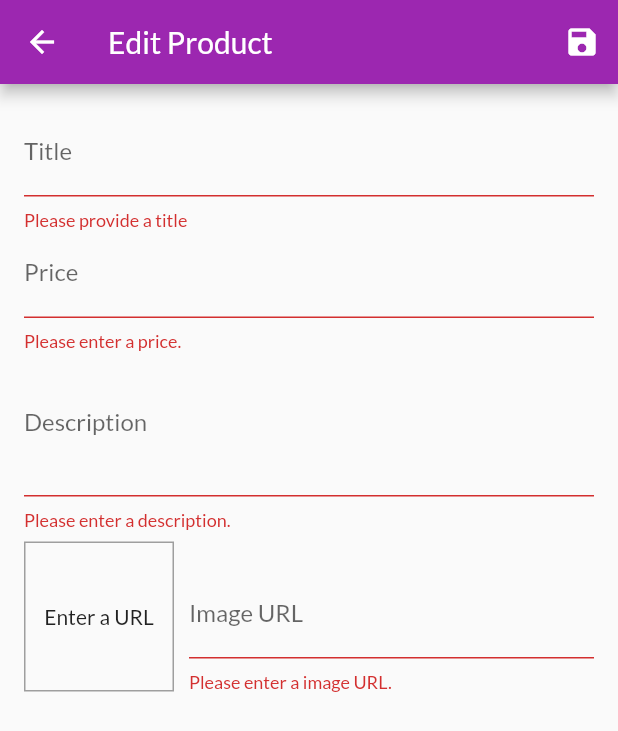
After one commit to hanzosama/shoppinAppFlutter, a Flutter app: the EditProductPage screen opened by its route, after a tap on the "save" icon, on a phone screen of 412 x 824 dp. The commit adds this screen. Shown: the top 731 px of the screen. Run offline on Flutter 3.47's test engine with Material 2 defaults, Android fonts, the phone set to English and light mode, and no system bars; network calls fail.

Commit message:
The manage of products was added.

```diff
--- a/lib/main.dart
+++ b/lib/main.dart
@@ -1,6 +1,8 @@
 import 'package:flutter/material.dart';
+import 'package:flutter_complete_guide/pages/user_products_page.dart';
 import 'package:provider/provider.dart';
 
+import 'pages/edit_product_page.dart';
 import 'pages/orders_page.dart';
 import 'pages/cart_page.dart';
 import 'providers/cart_provider.dart';
@@ -36,7 +38,9 @@ class MyApp extends StatelessWidget {
         routes: {
           ProducDetailPage.routeName: (context) => ProducDetailPage(),
           CartPage.routeName: (context) => CartPage(),
-          OrdersPage.routeName: (context) => OrdersPage()
+          OrdersPage.routeName: (context) => OrdersPage(),
+          UserProductsPage.routeName: (context) => UserProductsPage(),
+          EditProductPage.routeName: (context) => EditProductPage(),
         },
       ),
     );
--- /dev/null
+++ b/lib/pages/edit_product_page.dart
@@ -0,0 +1,287 @@
+import 'package:flutter/material.dart';
+import 'package:provider/provider.dart';
+
+import '../models/product.dart';
+import '../providers/products_provider.dart';
+
+class EditProductPage extends StatefulWidget {
+  static const routeName = '/edit-product';
+  @override
+  State<EditProductPage> createState() => _EditProductPageState();
+}
+
+class _EditProductPageState extends State<EditProductPage> {
+  final _priceFocusNode = FocusNode();
+  final _descriptionFocusNode = FocusNode();
+  final _imageUrlFocusNode = FocusNode();
+  final _imageUrlEditController = TextEditingController();
+  final _form = GlobalKey<FormState>();
+  var _isInit = true;
+  var _editedProduct = Product(
+    id: null,
+    title: '',
+    price: 0,
+    description: '',
+    imageUrl: '',
+  );
+  var _initValues = {
+    'title': '',
+    'description': '',
+    'price': '',
+    'imageUrl': '',
+  };
+
+  @override
+  void initState() {
+    _imageUrlFocusNode.addListener(_updateImagePreview);
+
+    super.initState();
+  }
+
+  @override
+  void didChangeDependencies() {
+    if (_isInit) {
+      final productId = ModalRoute.of(context).settings.arguments as String;
+      if (productId != null) {
+        _editedProduct =
+            Provider.of<Products>(context, listen: false).findById(productId);
+        _initValues = {
+          'title': _editedProduct.title,
+          'description': _editedProduct.description,
+          'price': '${_editedProduct.price}',
+          'imageUrl': '',
+        };
+        _imageUrlEditController.text = _editedProduct.imageUrl;
+      }
+    }
+    _isInit = false;
+    super.didChangeDependencies();
+  }
+
+  void _updateImagePreview() {
+    if (!_imageUrlFocusNode.hasFocus) {
+      //This could be replaced with a regular expression, but it is just for learning propouses.
+      if ((!_imageUrlEditController.text.startsWith('http') &&
+              !_imageUrlEditController.text.startsWith('https')) ||
+          (!_imageUrlEditController.text.endsWith('.png') &&
+              !_imageUrlEditController.text.endsWith('.jpg') &&
+              !_imageUrlEditController.text.endsWith('.jpeg') &&
+              !_imageUrlEditController.text.endsWith('.gif'))) {
+        return;
+      }
+      setState(() {});
+    }
+  }
+
+  void _saveForm() {
+    final isValid = _form.currentState.validate();
+    if (isValid) {
+      _form.currentState.save();
+      if (_editedProduct.id != null) {
+        Provider.of<Products>(context, listen: false)
+            .updateProduct(_editedProduct.id, _editedProduct);
+      } else {
+        Provider.of<Products>(context, listen: false)
+            .addProduct(_editedProduct);
+      }
+      Navigator.of(context).pop();
+    }
+  }
+
+  @override
+  void dispose() {
+    _imageUrlFocusNode.removeListener(_updateImagePreview);
+    _priceFocusNode.dispose();
+    _descriptionFocusNode.dispose();
+    _imageUrlEditController.dispose();
+    super.dispose();
+  }
+
+  @override
+  Widget build(BuildContext context) {
+    return Scaffold(
+      appBar: AppBar(
+        title: Text('Edit Product'),
+        actions: [
+          IconButton(
+              onPressed: _saveForm,
+              icon: Icon(
+                Icons.save,
+              ))
+        ],
+      ),
+      body: Padding(
+        padding: const EdgeInsets.all(16.0),
+        child: Form(
+          key: _form,
+          child: ListView(
+            children: [
+              TextFormField(
+                initialValue: _initValues['title'],
+                decoration: InputDecoration(
+                  labelText: 'Title',
+                ),
+                textInputAction: TextInputAction.next,
+                onFieldSubmitted: (_) {
+                  FocusScope.of(context).requestFocus(_priceFocusNode);
+                },
+                onSaved: (value) {
+                  _editedProduct = Product(
+                    title: value,
+                    description: _editedProduct.description,
+                    price: _editedProduct.price,
+                    imageUrl: _editedProduct.imageUrl,
+                    id: _editedProduct.id,
+                    isFavorite: _editedProduct.isFavorite,
+                  );
+                },
+                validator: (value) {
+                  if (value.isEmpty) {
+                    return 'Please provide a title';
+                  }
+                  return null;
+                },
+              ),
+              TextFormField(
+                initialValue: _initValues['price'],
+                decoration: InputDecoration(
+                  labelText: 'Price',
+                ),
+                textInputAction: TextInputAction.next,
+                keyboardType: TextInputType.number,
+                focusNode: _priceFocusNode,
+                onFieldSubmitted: (_) {
+                  FocusScope.of(context).requestFocus(_descriptionFocusNode);
+                },
+                onSaved: (value) {
+                  _editedProduct = Product(
+                    title: _editedProduct.title,
+                    description: _editedProduct.description,
+                    price: double.parse(value),
+                    imageUrl: _editedProduct.imageUrl,
+                    id: _editedProduct.id,
+                    isFavorite: _editedProduct.isFavorite,
+                  );
+                },
+                validator: (value) {
+                  if (value.isEmpty) {
+                    return 'Please enter a price.';
+                  }
+                  if (double.tryParse(value) == null) {
+                    return 'Please enter a valid number';
+                  }
+                  if (double.tryParse(value) <= 0) {
+                    return 'Please enter number greater than cero';
+                  }
+                  return null;
+                },
+              ),
+              TextFormField(
+                initialValue: _initValues['description'],
+                decoration: InputDecoration(
+                  labelText: 'Description',
+                ),
+                maxLines: 3,
+                keyboardType: TextInputType.multiline,
+                focusNode: _descriptionFocusNode,
+                onSaved: (value) {
+                  _editedProduct = Product(
+                    title: _editedProduct.title,
+                    description: value,
+                    price: _editedProduct.price,
+                    imageUrl: _editedProduct.imageUrl,
+                    id: _editedProduct.id,
+                    isFavorite: _editedProduct.isFavorite,
+                  );
+                },
+                validator: (value) {
+                  if (value.isEmpty) {
+                    return 'Please enter a description.';
+                  }
+                  if (value.length <= 10) {
+                    return 'Please enter more details';
+                  }
+
+                  return null;
+                },
+              ),
+              Row(
+                crossAxisAlignment: CrossAxisAlignment.end,
+                children: [
+                  Container(
+                    width: 100,
+                    height: 100,
+                    margin: EdgeInsets.only(
+                      top: 8,
+                      right: 10,
+                    ),
+                    decoration: BoxDecoration(
+                        border: Border.all(width: 1, color: Colors.grey)),
+                    child: _imageUrlEditController.text.isEmpty
+                        ? Center(
+                            child: Text('Enter a URL'),
+                          )
+                        : FittedBox(
+                            child: Image.network(
+                              _imageUrlEditController.text,
+                              errorBuilder: (context, error, stackTrace) =>
+                                  Icon(Icons.error),
+                            ),
+                            fit: BoxFit.cover,
+                          ),
+                  ),
+                  Expanded(
+                    child: TextFormField(
+                      decoration: InputDecoration(
+                        labelText: 'Image URL',
+                      ),
+                      keyboardType: TextInputType.url,
+                      textInputAction: TextInputAction.done,
+                      controller: _imageUrlEditController,
+                      focusNode: _imageUrlFocusNode,
+                      onEditingComplete: () {
+                        setState(() {});
+                      },
+                      onFieldSubmitted: (_) {
+                        _saveForm();
+                      },
+                      onSaved: (value) {
+                        _editedProduct = Product(
+                          title: _editedProduct.title,
+                          description: _editedProduct.description,
+                          price: _editedProduct.price,
+                          imageUrl: value,
+                          id: _editedProduct.id,
+                          isFavorite: _editedProduct.isFavorite,
+                        );
+                      },
+                      validator: (value) {
+                        if (value.isEmpty) {
+                          return 'Please enter a image URL.';
+                        }
+
+                        if (!value.startsWith('http') &&
+                            !value.startsWith('https')) {
+                          return 'Please enter a valid image URL.';
+                        }
+
+                        if (!value.endsWith('.png') &&
+                            !value.endsWith('.jpg') &&
+                            !value.endsWith('.jpeg') &&
+                            !value.endsWith('.gif')) {
+                          return 'Please enter a valid image format';
+                        }
+
+                        return null;
+                      },
+                    ),
+                  )
+                ],
+              )
+            ],
+          ),
+        ),
+      ),
+    );
+  }
+}
--- a/lib/providers/products_provider.dart
+++ b/lib/providers/products_provider.dart
@@ -38,7 +38,6 @@ class Products with ChangeNotifier {
   ];
 
   List<Product> get items {
-
     return [..._items];
   }
 
@@ -46,8 +45,27 @@ class Products with ChangeNotifier {
     return [..._items.where((element) => element.isFavorite).toList()];
   }
 
-  void addProduct() {
-    // _items.add(product);
+  void addProduct(Product product) {
+    final newProduct = Product(
+        id: DateTime.now().toString(),
+        title: product.title,
+        description: product.description,
+        price: product.price,
+        imageUrl: product.imageUrl);
+    _items.add(newProduct);
+    notifyListeners();
+  }
+
+  void updateProduct(String id, Product product) {
+    final index = _items.indexWhere((element) => element.id == id);
+    if (index >= 0) {
+      _items[index] = product;
+      notifyListeners();
+    }
+  }
+
+  void deleteProduct(String id) {
+    _items.removeWhere((element) => element.id == id);
     notifyListeners();
   }
 
--- a/lib/widgets/drawer.dart
+++ b/lib/widgets/drawer.dart
@@ -1,4 +1,5 @@
 import 'package:flutter/material.dart';
+import 'package:flutter_complete_guide/pages/user_products_page.dart';
 
 import '../pages/orders_page.dart';
 
@@ -29,6 +30,14 @@ class AppDrawer extends StatelessWidget {
           onTap: () {
             Navigator.of(context).pushReplacementNamed(OrdersPage.routeName);
           },
+        ),
+        ListTile(
+          leading: Icon(Icons.edit),
+          title: Text('Manage Products'),
+          onTap: () {
+            Navigator.of(context)
+                .pushReplacementNamed(UserProductsPage.routeName);
+          },
         )
       ],
     ));
```
Also changed, not shown: lib/pages/user_products_page.dart (added, +45 -0 lines), lib/widgets/user_product_item.dart (added, +45 -0 lines).
